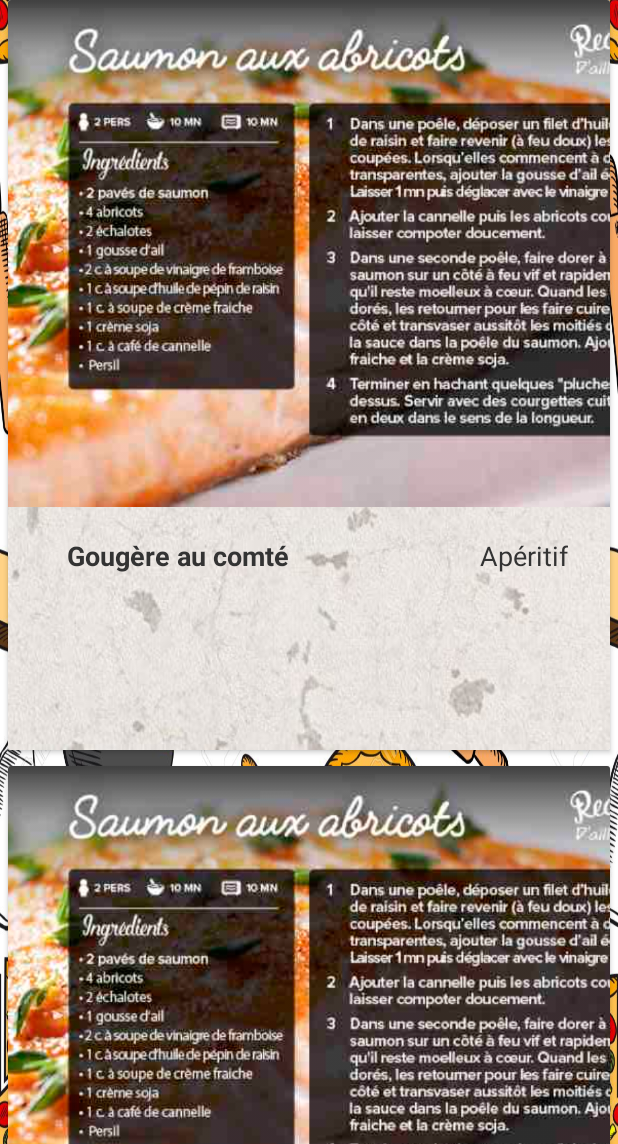
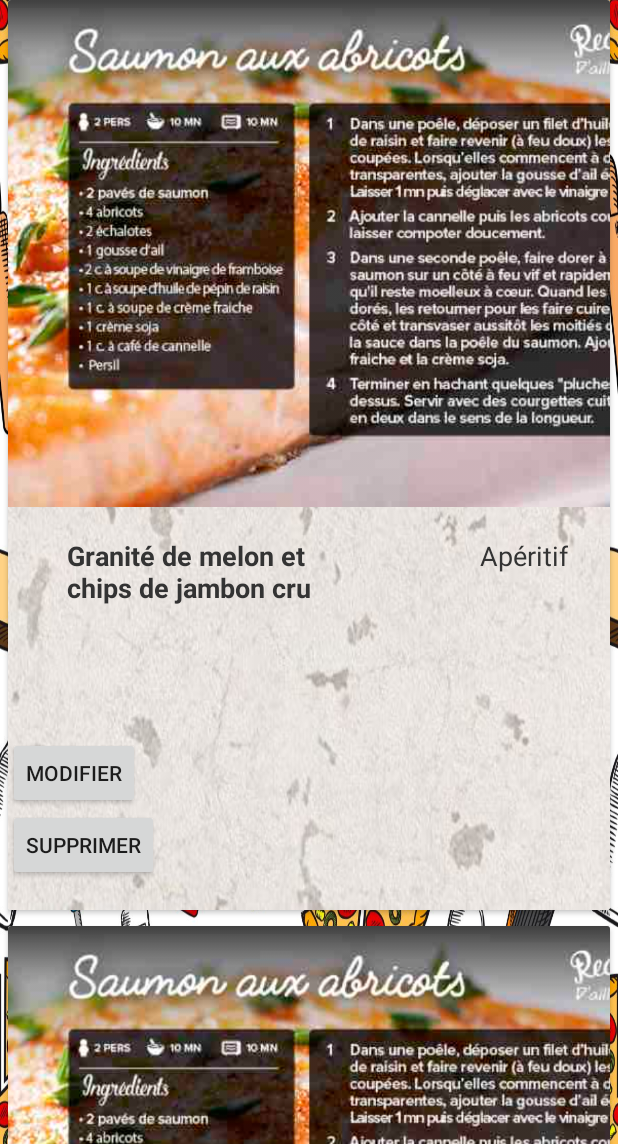
Before and after one commit to ferretpascal46/recipe_book, an Android app: the screen it shows after launch (MainActivity), in the options menu, after a tap on "search a recipe", on a phone screen of 412 x 824 dp, the part 92-1236 px from its top. Run offline under Robolectric (Android 15) with nearby library versions, the phone set to English and light mode, and no system bars; our stand-ins replace Picasso.

Commit message:
ajout de bouton sur le main_activity

```diff
--- a/app/src/main/java/com/fr/ldnr/recipe_book/controllers/MainActivity.java
+++ b/app/src/main/java/com/fr/ldnr/recipe_book/controllers/MainActivity.java
@@ -2,8 +2,11 @@ package com.fr.ldnr.recipe_book.controllers;
 
 import android.content.Intent;
 import android.os.Bundle;
+import android.util.Log;
 import android.view.Menu;
 import android.view.MenuItem;
+import android.view.View;
+import android.widget.TextView;
 import android.widget.Toast;
 
 import androidx.annotation.NonNull;
@@ -27,8 +30,11 @@ public class MainActivity extends AppCompatActivity {
 
     private RecyclerView recyclerView;
     private List<RecipeObject> recipes = new ArrayList<>();
+    // création d'un objet DAORecipe pour lire toutes les données de la database
+    final DAORecipe daoRecipe = new DAORecipe(this);
 
-
+    // création d'un objet DAOAliment pour lire toutes les données de la database
+    final DAOAliment daoAliment = new DAOAliment(this);
     @Override
     protected void onCreate(Bundle savedInstanceState) {
         super.onCreate(savedInstanceState);
@@ -37,30 +43,26 @@ public class MainActivity extends AppCompatActivity {
         // création d'un objet DBHelper pour la création de la base
         DBHelper db = new DBHelper(this);
 
-        // création d'un objet DAORecipe pour lire toutes les données de la database
-        final DAORecipe dao1 = new DAORecipe(this);
 
-        // création d'un objet DAOAliment pour lire toutes les données de la database
-        final DAOAliment dao2 = new DAOAliment(this);
 
         // ouverture de la la database en mode lecture seulement
         //dao.openLect();
 
-        boolean isInserted1 = dao1.populateRecipe();
+        boolean isInserted1 = daoRecipe.populateRecipe();
         if (isInserted1==true)
             Toast.makeText(MainActivity.this,"Data Inserted Successfully",Toast.LENGTH_LONG).show();
         else
             Toast.makeText(MainActivity.this,"Data Not Inserted", Toast.LENGTH_LONG).show();
 
 
-        boolean isInserted2 = dao2.populateAliment();
+        boolean isInserted2 = daoAliment.populateAliment();
         if (isInserted2==true)
             Toast.makeText(MainActivity.this,"Data Inserted Successfully",Toast.LENGTH_LONG).show();
         else
             Toast.makeText(MainActivity.this,"Data Not Inserted", Toast.LENGTH_LONG).show();
 
         // remplissage de la liste avec toutes les données de la base
-        recipes = dao1.getAllRecipe();
+        recipes = daoRecipe.getAllRecipe();
 
         // affichage des recettes en une colonne en mode vertical et deux en mode horizontal
         int displayMode = getResources().getConfiguration().orientation;
@@ -114,4 +116,25 @@ public class MainActivity extends AppCompatActivity {
         }*/
         return super.onOptionsItemSelected(item);
     }
+
+    public void update(View view) {
+        /*Intent secondIntent = new Intent(MainActivity.this, UpdateActivity.class);
+        startActivity(secondIntent);*/
+    }
+
+    public void delete(View view) {
+        TextView tv = (TextView) findViewById(R.id.textView_id);
+        // suppression dans la database, méthode de DAORecipe
+        Log.d("TAGTAG", "delete: "+tv.getText());
+        boolean isDeleted = daoRecipe.deleteRecipeById(Integer.parseInt(String.valueOf(tv.getText())));
+
+        // contrôle de la suppression dans la database
+        if (isDeleted == false)
+            Toast.makeText(this, "Data Not Deleted", Toast.LENGTH_LONG).show();
+        else {
+            Toast.makeText(this, "Data Deleted Successfully", Toast.LENGTH_LONG).show();
+            recreate();
+        }
+
+    }
 }
--- a/app/src/main/java/com/fr/ldnr/recipe_book/dao/DAORecipe.java
+++ b/app/src/main/java/com/fr/ldnr/recipe_book/dao/DAORecipe.java
@@ -64,6 +64,17 @@ public class DAORecipe {
      */
     public boolean deleteRecipe(String nom) {
         if (database.delete(DBHelper.TABLE_RECIPE, DBHelper.RECIPE_TITLE + "=?", new String[]{nom}) == 0) {
+            return false;
+        } else return true;
+    }
+    /**
+     * suppression d'une recette
+     *
+     * @param id
+     * @return
+     */
+    public boolean deleteRecipeById(int id) {
+        if (database.delete(DBHelper.TABLE_RECIPE, DBHelper.RECIPE_ID + "=?",new String[]{String.valueOf(id)} ) == 0) {
             return false;
         } else return true;
     }
@@ -221,17 +232,19 @@ public class DAORecipe {
     public boolean populateRecipe() {
         boolean complete = true;
         if (numbersOfRows() == 0) {
-            boolean isInserted0 = insertRecipe(new RecipeObject("Gougère au comté", "", "Apéritif", "ap_gougere_au_comte"));
+            boolean isInserted0 = insertRecipe(new RecipeObject("Gougère au comté", "", "Apéritif", "ap_gougere_au_comte.jpg"));
             //boolean isInserted0 = insertRecipe("Gougère au comté", "", "Apéritif", "ap_gougere_au_comte.jpg", 2, 1);
             if (!isInserted0) complete = false;
 
-            boolean isInserted1 = insertRecipe(new RecipeObject("Granité de melon et chips de jambon cru", "", "Apéritif", "ap_granitr_de_melon_cru"));
+            boolean isInserted1 = insertRecipe(new RecipeObject("Granité de melon et chips de jambon cru", "", "Apéritif", "ap_granitr_de_melon_cru.jpg"));
             //boolean isInserted1 = insertRecipe("Granité de melon et chips de jambon cru", "", "Apéritif", "ap_granitr_de_melon_cru.jpg", 3, 4);
             if (!isInserted1) complete = false;
 
-            boolean isInserted2 = insertRecipe(new RecipeObject("Madeleine courgettes chorizo", "", "Apéritif", "ap_madeleine_courgette_chorizo"));
+            boolean isInserted2 = insertRecipe(new RecipeObject("Madeleine courgettes chorizo", "", "Apéritif", "ap_madeleine_courgette_chorizo.jpg"));
             //boolean isInserted2 = insertRecipe("Madeleine courgettes chorizo", "", "Apéritif", "ap_madeleine_courgette_chorizo.jpg", 5, 6);
             if (!isInserted2) complete = false;
+
+
         }
         return complete;
     }
--- a/app/src/main/java/com/fr/ldnr/recipe_book/model/RecipeObject.java
+++ b/app/src/main/java/com/fr/ldnr/recipe_book/model/RecipeObject.java
@@ -16,7 +16,6 @@ public class RecipeObject {
         this.recipe_category = recipe_category;
         this.recipe_file = recipe_file;
     }
-
     public RecipeObject( String recipe_title, String recipe_note, String recipe_category, String recipe_file) {
         this.recipe_id = 0;
         this.recipe_title = recipe_title;
--- a/app/src/main/java/com/fr/ldnr/recipe_book/viewHolder/MyViewHolder.java
+++ b/app/src/main/java/com/fr/ldnr/recipe_book/viewHolder/MyViewHolder.java
@@ -1,5 +1,7 @@
 package com.fr.ldnr.recipe_book.viewHolder;
 
+import android.graphics.Bitmap;
+import android.graphics.BitmapFactory;
 import android.view.View;
 import android.widget.ImageView;
 import android.widget.TextView;
@@ -17,6 +19,7 @@ public class MyViewHolder extends RecyclerView.ViewHolder {
     private TextView textView_cat;
     private TextView textView_name;
     private TextView textView_com;
+    private TextView textView_id;
     private ImageView imageView;
 
     //itemView est la vue correspondante à une cellue
@@ -27,6 +30,7 @@ public class MyViewHolder extends RecyclerView.ViewHolder {
         textView_cat = itemView.findViewById(R.id.text_cat);
         textView_name = itemView.findViewById(R.id.text_name);
         textView_com = itemView.findViewById(R.id.text_com);
+        textView_id = itemView.findViewById(R.id.textView_id);
         imageView = itemView.findViewById(R.id.image);
     }
 
@@ -37,6 +41,13 @@ public class MyViewHolder extends RecyclerView.ViewHolder {
         textView_cat.setText(myObject.getRecipe_category());
         textView_name.setText(myObject.getRecipe_title());
         textView_com.setText(myObject.getRecipe_note());
+        //Bitmap image = BitmapFactory.decodeFile(myObject.getRecipe_file());
+        //Picasso.with(imageView.getContext()).load().centerCrop().fit().into(imageView);
+        Bitmap image = BitmapFactory.decodeFile(imageView.getContext().getPackageCodePath()+"/"+myObject.getRecipe_file());
+        imageView.setImageBitmap(image);
+        textView_id.setText(String.valueOf(myObject.getRecipe_id()));
+        //Picasso.with(imageView.getContext()).load("android.resource://com.fr.ldnr.recipe_book/ap_granitr_de_melon_cru.jpg").centerCrop().fit().into(imageView);
+
         imageView.setImageResource(R.drawable.saumon_abricots);
         //Picasso.with(imageView.getContext()).load(myObject.getRecipe_file()).centerCrop().fit().into(imageView);
     }
--- a/app/src/main/res/layout/cap_cards.xml
+++ b/app/src/main/res/layout/cap_cards.xml
@@ -74,6 +74,24 @@
             android:textStyle="italic"
             tools:text="@string/commentary" />
 
+        <Button
+            android:id="@+id/update"
+            android:layout_width="wrap_content"
+            android:layout_height="wrap_content"
+            android:text="modifier"
+            android:onClick="update"/>
+
+        <Button
+            android:id="@+id/delete"
+            android:layout_width="wrap_content"
+            android:layout_height="wrap_content"
+            android:onClick="delete"
+            android:text="supprimer" />
+        <TextView
+            android:id="@+id/textView_id"
+            android:layout_width="wrap_content"
+            android:layout_height="wrap_content"
+            android:visibility="invisible"/>
     </LinearLayout>
 
 </androidx.cardview.widget.CardView>
```
